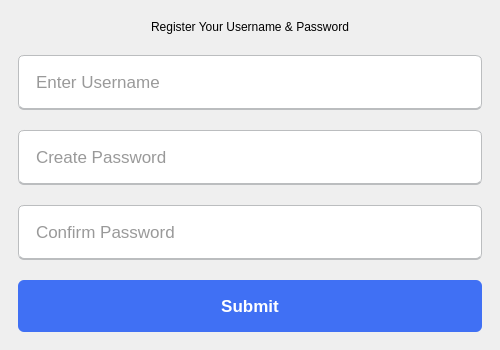
Before: the Qt Designer form src/views/register_views/password_view.ui in devforgely/MFA-Simulator, drawn with Qt 5.
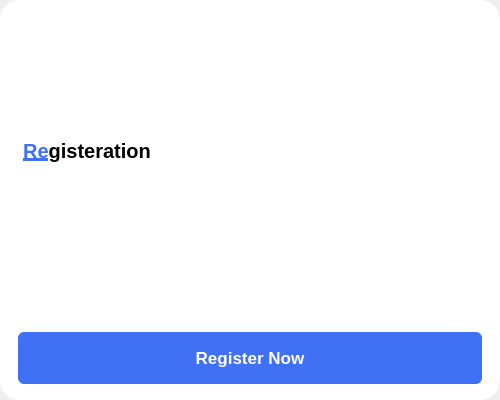
After: the same form once the commit is applied.

Commit message: update pin, password and security question gui

Patch:
```diff
--- a/src/views/register_views/password_view.ui
+++ b/src/views/register_views/password_view.ui
@@ -7,33 +7,28 @@
     <x>0</x>
     <y>0</y>
     <width>500</width>
-    <height>350</height>
+    <height>400</height>
    </rect>
   </property>
   <property name="maximumSize">
    <size>
     <width>500</width>
-    <height>350</height>
+    <height>400</height>
    </size>
   </property>
   <property name="windowTitle">
    <string>Form</string>
   </property>
   <property name="styleSheet">
-   <string notr="true">QLineEdit {
-	height: 52px;
-  	margin: 7px 0;
-	padding: 0 15px;
-	border: 1.2px solid #bbbdbf;
- 	border-bottom-width: 2px;
- 	border-radius: 6px;
-	font-size: 17px;
-	font-weight: 400;
-	color: #333;
+   <string notr="true">#frame {
+	background-color: white;
+	border-radius: 20px;
 }
 
-QLineEdit:focus {
-	border-color: #4070f4;
+#title {
+	font-size: 15pt;
+	font-weight: 900;
+	padding: 5px 5px 30px 5px;
 }
 
 QPushButton {
@@ -53,21 +48,40 @@
 }</string>
   </property>
   <layout class="QVBoxLayout" name="verticalLayout">
+   <property name="spacing">
+    <number>0</number>
+   </property>
    <property name="leftMargin">
-    <number>18</number>
+    <number>0</number>
+   </property>
+   <property name="topMargin">
+    <number>0</number>
    </property>
    <property name="rightMargin">
-    <number>18</number>
+    <number>0</number>
+   </property>
+   <property name="bottomMargin">
+    <number>0</number>
    </property>
    <item>
-    <widget class="QLabel" name="label">
-     <property name="font">
-      <font>
-       <pointsize>9</pointsize>
-      </font>
+    <widget class="QFrame" name="frame">
+     <property name="frameShape">
+      <enum>QFrame::StyledPanel</enum>
      </property>
+     <property name="frameShadow">
+      <enum>QFrame::Raised</enum>
+     </property>
+     <layout class="QVBoxLayout" name="verticalLayout_2">
+      <property name="leftMargin">
+       <number>18</number>
+      </property>
+      <property name="rightMargin">
+       <number>18</number>
+      </property>
+      <item alignment="Qt::AlignLeft">
+       <widget class="QLabel" name="title">
      <property name="text">
-      <string>Register Your Username &amp; Password</string>
+         <string>&lt;u&gt;&lt;font color='#4070f4'&gt;Re&lt;/font&gt;&lt;/u&gt;gisteration</string>
      </property>
      <property name="scaledContents">
       <bool>false</bool>
@@ -77,52 +91,13 @@
      </property>
     </widget>
    </item>
-   <item>
-    <widget class="QLineEdit" name="username_field">
-     <property name="maxLength">
-      <number>36</number>
-     </property>
-     <property name="frame">
-      <bool>false</bool>
-     </property>
-     <property name="placeholderText">
-      <string>Enter Username</string>
-     </property>
-    </widget>
-   </item>
-   <item>
-    <widget class="QLineEdit" name="password_field">
-     <property name="maxLength">
-      <number>127</number>
-     </property>
-     <property name="frame">
-      <bool>false</bool>
-     </property>
-     <property name="placeholderText">
-      <string>Create Password</string>
-     </property>
-    </widget>
-   </item>
-   <item>
-    <widget class="QLineEdit" name="repassword_field">
-     <property name="maxLength">
-      <number>127</number>
-     </property>
-     <property name="frame">
-      <bool>false</bool>
-     </property>
-     <property name="placeholderText">
-      <string>Confirm Password</string>
-     </property>
-    </widget>
-   </item>
    <item>
     <widget class="QPushButton" name="submit_btn">
      <property name="cursor">
       <cursorShape>PointingHandCursor</cursorShape>
      </property>
      <property name="text">
-      <string>Submit</string>
+         <string>Register Now</string>
      </property>
      <property name="autoDefault">
       <bool>false</bool>
@@ -133,6 +108,9 @@
      <property name="flat">
       <bool>false</bool>
      </property>
+       </widget>
+      </item>
+     </layout>
     </widget>
    </item>
   </layout>
```
Lines whose indentation alone changed are shown as unchanged. The commit also changes 23 other files.
